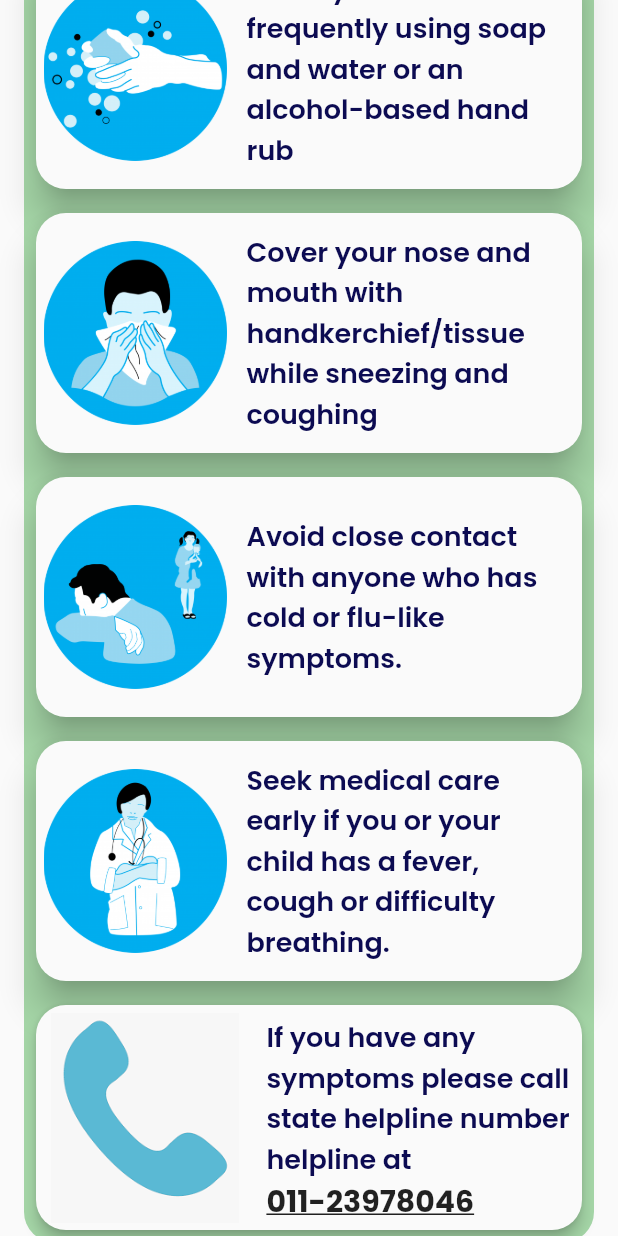
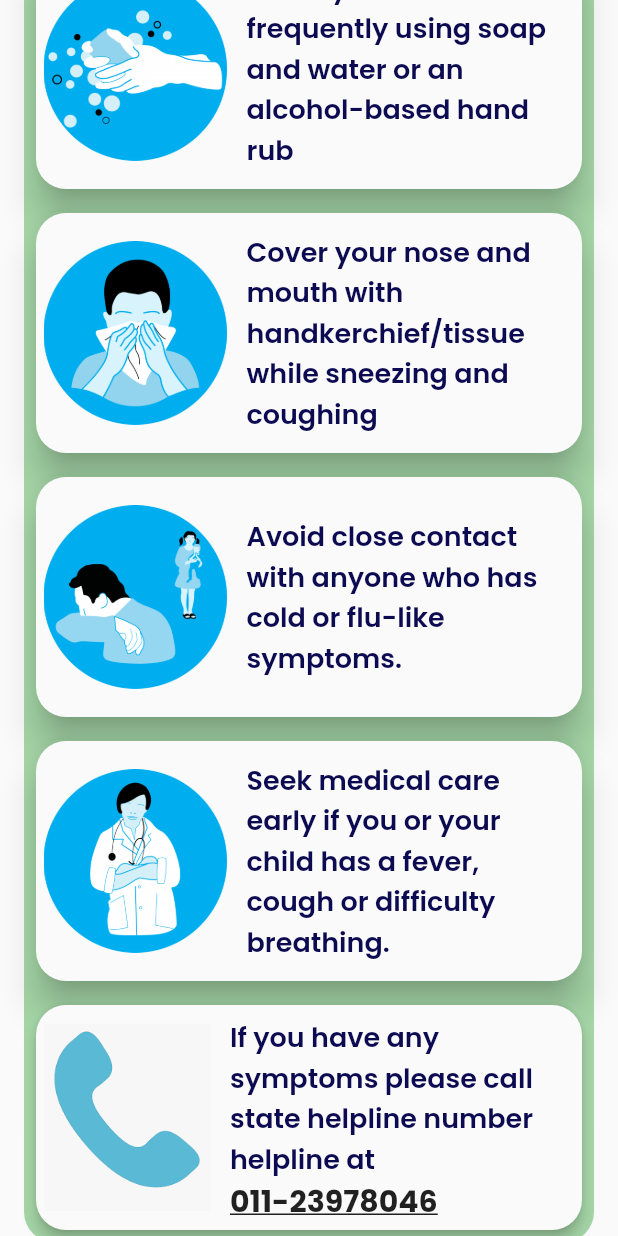
Before and after one commit to venn710/Covid_Tracker, a Flutter app: the screen it shows after launch, scrolled down 576 dp, on a phone screen of 412 x 824 dp. Run offline on Flutter 3.47's test engine with Material 2 defaults, Android fonts, the phone set to English and light mode, and no system bars; our stand-ins replace font_awesome_flutter, google_fonts; network calls fail.

Commit message:
final changes

```diff
--- a/lib/main.dart
+++ b/lib/main.dart
@@ -96,7 +96,7 @@ class _MyHomePageState extends State<MyHomePage> {
                             fit: BoxFit.contain,
                           ),
               ),),
-              Expanded(flex:6,child:Padding(
+              Expanded(flex:8,child:Padding(
                   padding: const EdgeInsets.all(8.0),
                   child: Column(
                     crossAxisAlignment: CrossAxisAlignment.start,
```
